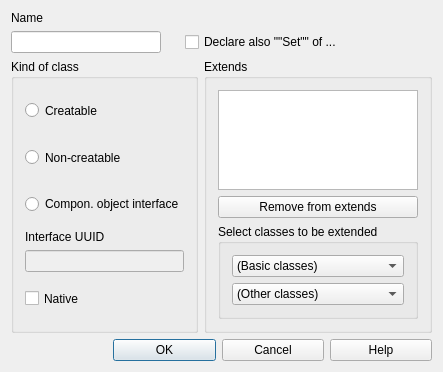
This is lavape/src/LavaPE_UI/idd_interfacebox.ui in berkus/lavape as Qt 5 draws it before an edit. The edited form follows.
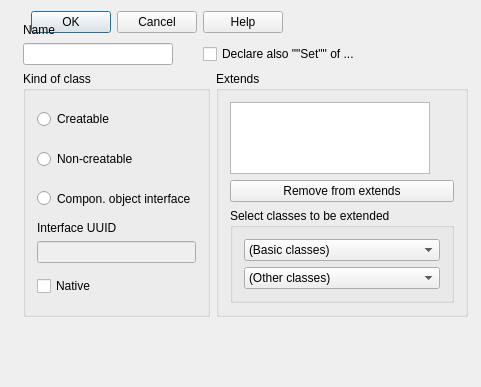
This is the edited form.

What changed in the file:
```diff
--- a/lavape/src/LavaPE_UI/idd_interfacebox.ui
+++ b/lavape/src/LavaPE_UI/idd_interfacebox.ui
@@ -6,8 +6,8 @@
    <rect>
     <x>0</x>
     <y>0</y>
-    <width>421</width>
-    <height>343</height>
+    <width>481</width>
+    <height>387</height>
    </rect>
   </property>
   <property name="sizePolicy">
@@ -19,6 +19,92 @@
   <property name="windowTitle">
    <string>Lava Class</string>
   </property>
+  <widget class="QWidget" name="">
+   <layout class="QHBoxLayout">
+    <item>
+     <spacer>
+      <property name="sizePolicy">
+       <sizepolicy hsizetype="MinimumExpanding" vsizetype="Minimum">
+        <horstretch>0</horstretch>
+        <verstretch>0</verstretch>
+       </sizepolicy>
+      </property>
+      <property name="orientation">
+       <enum>Qt::Horizontal</enum>
+      </property>
+      <property name="sizeType">
+       <enum>QSizePolicy::MinimumExpanding</enum>
+      </property>
+      <property name="sizeHint" stdset="0">
+       <size>
+        <width>20</width>
+        <height>20</height>
+       </size>
+      </property>
+     </spacer>
+    </item>
+    <item>
+     <widget class="QPushButton" name="ID_OK">
+      <property name="sizePolicy">
+       <sizepolicy hsizetype="Preferred" vsizetype="Preferred">
+        <horstretch>0</horstretch>
+        <verstretch>0</verstretch>
+       </sizepolicy>
+      </property>
+      <property name="focusPolicy">
+       <enum>Qt::NoFocus</enum>
+      </property>
+      <property name="text">
+       <string>OK</string>
+      </property>
+      <property name="default">
+       <bool>true</bool>
+      </property>
+     </widget>
+    </item>
+    <item>
+     <widget class="QPushButton" name="ID_CANCEL">
+      <property name="sizePolicy">
+       <sizepolicy hsizetype="Preferred" vsizetype="Preferred">
+        <horstretch>0</horstretch>
+        <verstretch>0</verstretch>
+       </sizepolicy>
+      </property>
+      <property name="focusPolicy">
+       <enum>Qt::NoFocus</enum>
+      </property>
+      <property name="text">
+       <string>Cancel</string>
+      </property>
+     </widget>
+    </item>
+    <item>
+     <widget class="QPushButton" name="ID_HELP">
+      <property name="sizePolicy">
+       <sizepolicy hsizetype="Preferred" vsizetype="Preferred">
+        <horstretch>0</horstretch>
+        <verstretch>0</verstretch>
+       </sizepolicy>
+      </property>
+      <property name="focusPolicy">
+       <enum>Qt::NoFocus</enum>
+      </property>
+      <property name="text">
+       <string>Help</string>
+      </property>
+     </widget>
+    </item>
+   </layout>
+  </widget>
+  <widget class="QWidget" name="">
+   <property name="geometry">
+    <rect>
+     <x>12</x>
+     <y>12</y>
+     <width>467</width>
+     <height>316</height>
+    </rect>
+   </property>
   <layout class="QGridLayout" name="gridLayout">
    <item row="0" column="0">
     <widget class="QLabel" name="Label_IDC_STATIC36">
@@ -39,12 +125,10 @@
      </property>
     </widget>
    </item>
-   <item row="1" column="0" colspan="2">
-    <layout class="QHBoxLayout" name="horizontalLayout">
-     <item>
+    <item row="1" column="0">
       <widget class="QLineEdit" name="NewName">
        <property name="sizePolicy">
-        <sizepolicy hsizetype="Fixed" vsizetype="Fixed">
+       <sizepolicy hsizetype="Preferred" vsizetype="Preferred">
          <horstretch>0</horstretch>
          <verstretch>0</verstretch>
         </sizepolicy>
@@ -63,7 +147,7 @@
        </property>
       </widget>
      </item>
-     <item>
+    <item row="1" column="1">
       <spacer>
        <property name="orientation">
         <enum>Qt::Horizontal</enum>
@@ -79,10 +163,10 @@
        </property>
       </spacer>
      </item>
-     <item>
+    <item row="1" column="2" colspan="2">
       <widget class="QCheckBox" name="BuildSet">
        <property name="sizePolicy">
-        <sizepolicy hsizetype="Minimum" vsizetype="Minimum">
+       <sizepolicy hsizetype="Preferred" vsizetype="Maximum">
          <horstretch>0</horstretch>
          <verstretch>0</verstretch>
         </sizepolicy>
@@ -101,9 +185,7 @@
        </property>
       </widget>
      </item>
-    </layout>
-   </item>
-   <item row="2" column="0">
+    <item row="2" column="0" colspan="3">
     <widget class="QGroupBox" name="BGroup_KindOfInterface">
      <property name="sizePolicy">
       <sizepolicy hsizetype="MinimumExpanding" vsizetype="Minimum">
@@ -121,7 +203,7 @@
       <item>
        <widget class="QRadioButton" name="Creatable">
         <property name="sizePolicy">
-         <sizepolicy hsizetype="MinimumExpanding" vsizetype="Minimum">
+          <sizepolicy hsizetype="Preferred" vsizetype="Preferred">
           <horstretch>0</horstretch>
           <verstretch>0</verstretch>
          </sizepolicy>
@@ -137,7 +219,7 @@
       <item>
        <widget class="QRadioButton" name="NonCreatable">
         <property name="sizePolicy">
-         <sizepolicy hsizetype="MinimumExpanding" vsizetype="Minimum">
+          <sizepolicy hsizetype="Preferred" vsizetype="Preferred">
           <horstretch>0</horstretch>
           <verstretch>0</verstretch>
          </sizepolicy>
@@ -153,7 +235,7 @@
       <item>
        <widget class="QRadioButton" name="IsComponent">
         <property name="sizePolicy">
-         <sizepolicy hsizetype="MinimumExpanding" vsizetype="Minimum">
+          <sizepolicy hsizetype="Preferred" vsizetype="Preferred">
           <horstretch>0</horstretch>
           <verstretch>0</verstretch>
          </sizepolicy>
@@ -196,7 +278,7 @@
            <bool>false</bool>
           </property>
           <property name="sizePolicy">
-           <sizepolicy hsizetype="MinimumExpanding" vsizetype="Minimum">
+            <sizepolicy hsizetype="Preferred" vsizetype="Preferred">
             <horstretch>0</horstretch>
             <verstretch>0</verstretch>
            </sizepolicy>
@@ -230,7 +312,7 @@
      </layout>
     </widget>
    </item>
-   <item row="2" column="1">
+    <item row="2" column="3">
     <widget class="QGroupBox" name="GroupBox_IDC_STATIC16">
      <property name="sizePolicy">
       <sizepolicy hsizetype="MinimumExpanding" vsizetype="Minimum">
@@ -248,7 +330,7 @@
       <item>
        <widget class="QListWidget" name="Extends">
         <property name="sizePolicy">
-         <sizepolicy hsizetype="Expanding" vsizetype="Preferred">
+          <sizepolicy hsizetype="Preferred" vsizetype="Preferred">
           <horstretch>0</horstretch>
           <verstretch>0</verstretch>
          </sizepolicy>
@@ -267,7 +349,7 @@
       <item>
        <widget class="QPushButton" name="DelSupport">
         <property name="sizePolicy">
-         <sizepolicy hsizetype="Expanding" vsizetype="Minimum">
+          <sizepolicy hsizetype="Preferred" vsizetype="Preferred">
           <horstretch>0</horstretch>
           <verstretch>0</verstretch>
          </sizepolicy>
@@ -301,7 +383,7 @@
          <item>
           <widget class="QComboBox" name="BasicTypes">
            <property name="sizePolicy">
-            <sizepolicy hsizetype="Expanding" vsizetype="Fixed">
+             <sizepolicy hsizetype="Expanding" vsizetype="Preferred">
              <horstretch>0</horstretch>
              <verstretch>0</verstretch>
             </sizepolicy>
@@ -319,7 +401,7 @@
          <item>
           <widget class="QComboBox" name="ExtTypes">
            <property name="sizePolicy">
-            <sizepolicy hsizetype="Expanding" vsizetype="Fixed">
+             <sizepolicy hsizetype="Expanding" vsizetype="Preferred">
              <horstretch>0</horstretch>
              <verstretch>0</verstretch>
             </sizepolicy>
@@ -340,90 +422,8 @@
      </layout>
     </widget>
    </item>
-   <item row="3" column="0" colspan="2">
-    <layout class="QHBoxLayout">
-     <property name="spacing">
-      <number>6</number>
-     </property>
-     <property name="margin">
-      <number>0</number>
-     </property>
-     <item>
-      <spacer>
-       <property name="sizePolicy">
-        <sizepolicy hsizetype="MinimumExpanding" vsizetype="Minimum">
-         <horstretch>0</horstretch>
-         <verstretch>0</verstretch>
-        </sizepolicy>
-       </property>
-       <property name="orientation">
-        <enum>Qt::Horizontal</enum>
-       </property>
-       <property name="sizeType">
-        <enum>QSizePolicy::MinimumExpanding</enum>
-       </property>
-       <property name="sizeHint" stdset="0">
-        <size>
-         <width>20</width>
-         <height>20</height>
-        </size>
-       </property>
-      </spacer>
-     </item>
-     <item>
-      <widget class="QPushButton" name="ID_OK">
-       <property name="sizePolicy">
-        <sizepolicy hsizetype="MinimumExpanding" vsizetype="Fixed">
-         <horstretch>0</horstretch>
-         <verstretch>0</verstretch>
-        </sizepolicy>
-       </property>
-       <property name="focusPolicy">
-        <enum>Qt::NoFocus</enum>
-       </property>
-       <property name="text">
-        <string>OK</string>
-       </property>
-       <property name="default">
-        <bool>true</bool>
-       </property>
-      </widget>
-     </item>
-     <item>
-      <widget class="QPushButton" name="ID_CANCEL">
-       <property name="sizePolicy">
-        <sizepolicy hsizetype="MinimumExpanding" vsizetype="Fixed">
-         <horstretch>0</horstretch>
-         <verstretch>0</verstretch>
-        </sizepolicy>
-       </property>
-       <property name="focusPolicy">
-        <enum>Qt::NoFocus</enum>
-       </property>
-       <property name="text">
-        <string>Cancel</string>
-       </property>
-      </widget>
-     </item>
-     <item>
-      <widget class="QPushButton" name="ID_HELP">
-       <property name="sizePolicy">
-        <sizepolicy hsizetype="MinimumExpanding" vsizetype="Fixed">
-         <horstretch>0</horstretch>
-         <verstretch>0</verstretch>
-        </sizepolicy>
-       </property>
-       <property name="focusPolicy">
-        <enum>Qt::NoFocus</enum>
-       </property>
-       <property name="text">
-        <string>Help</string>
-       </property>
-      </widget>
-     </item>
-    </layout>
-   </item>
-  </layout>
+   </layout>
+  </widget>
  </widget>
  <layoutdefault spacing="6" margin="11"/>
  <tabstops>
```
Lines whose indentation alone changed are shown as unchanged.
